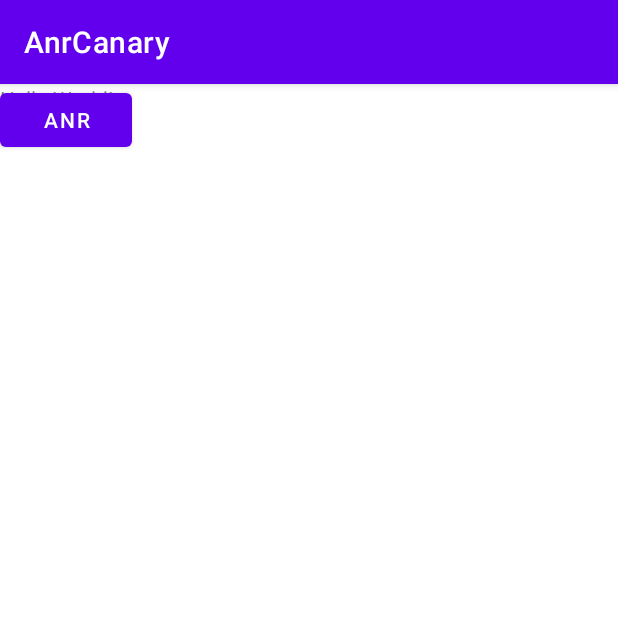
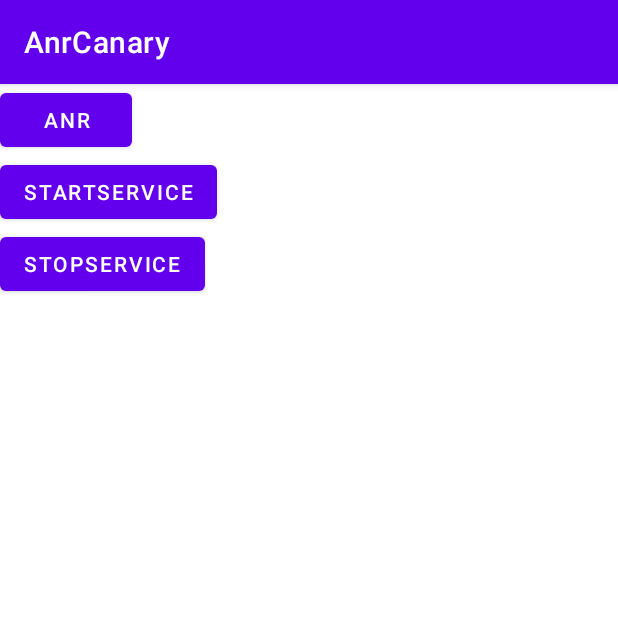
Before and after one commit to YanqiangChen/AnrCanary, an Android app: the screen it shows after launch (MainActivity), on a phone screen of 412 x 824 dp, the top half of it. Run offline under Robolectric (Android 15) with nearby library versions, the phone set to English and light mode, and no system bars; libraries missing offline, so code that uses them is left out: com.alibaba.fastjson, com.tencent.mrs; 3 statements that could not run were skipped.

Commit message:
anr优化

```diff
--- a/app/src/main/res/layout/activity_main.xml
+++ b/app/src/main/res/layout/activity_main.xml
@@ -6,20 +6,38 @@
     android:layout_height="match_parent"
     tools:context=".MainActivity">
 
-    <TextView
-        android:id="@+id/tv_native"
-        android:layout_width="wrap_content"
-        android:layout_height="wrap_content"
-        android:text="Hello World!"
-        app:layout_constraintBottom_toBottomOf="parent"
-        app:layout_constraintLeft_toLeftOf="parent"
-        app:layout_constraintRight_toRightOf="parent"
-        app:layout_constraintTop_toTopOf="parent" />
+<!--    <TextView-->
+<!--        android:id="@+id/tv_native"-->
+<!--        android:layout_width="wrap_content"-->
+<!--        android:layout_height="wrap_content"-->
+<!--        android:text="Hello World!"-->
+<!--        app:layout_constraintBottom_toBottomOf="parent"-->
+<!--        app:layout_constraintLeft_toLeftOf="parent"-->
+<!--        app:layout_constraintRight_toRightOf="parent"-->
+<!--        app:layout_constraintTop_toTopOf="parent" />-->
     <Button
         android:id="@+id/btn_anr"
         android:layout_width="wrap_content"
         android:layout_height="wrap_content"
-        android:text="Anr">
+        android:text="Anr"/>
+
+    <Button
+        android:id="@+id/btn_startService"
+        android:layout_width="wrap_content"
+        android:layout_height="wrap_content"
+        android:text="StartService"
+        android:layout_below="@+id/btn_anr">
+
+
+    </Button>
+
+    <Button
+        android:id="@+id/btn_stopService"
+        android:layout_width="wrap_content"
+        android:layout_height="wrap_content"
+        android:text="StopService"
+        android:layout_below="@+id/btn_startService">
+
 
     </Button>
 
--- a/matrix-trace-canary/src/main/java/com/tencent/matrix/trace/tracer/SignalAnrTracer.java
+++ b/matrix-trace-canary/src/main/java/com/tencent/matrix/trace/tracer/SignalAnrTracer.java
@@ -470,7 +470,7 @@ public class SignalAnrTracer extends Tracer {
             for(int i=0;i<queue.size();i++){
                 jsonArray.put(queue.poll());
             }
-            jsonObject.put("queue",jsonArray);
+            jsonObject.put("queue",jsonArray.toString());
             jsonObject.put("blockMessages",blockMessages);
             jsonObject.put("longStrs",longStrs);
 
```
Also changed, not shown: app/src/main/java/com/anr/anrcanary/MainActivity.java (+24 -7 lines), app/src/main/java/com/anr/anrcanary/MyService.java (added, +20 -0 lines), matrix-trace-canary/src/main/java/com/tencent/matrix/trace/tracer/LooperAnrTracer.java (+6 -1 lines), matrix-trace-canary/src/main/java/com/tencent/matrix/trace/util/FileUtil.java (added, +52 -0 lines).
